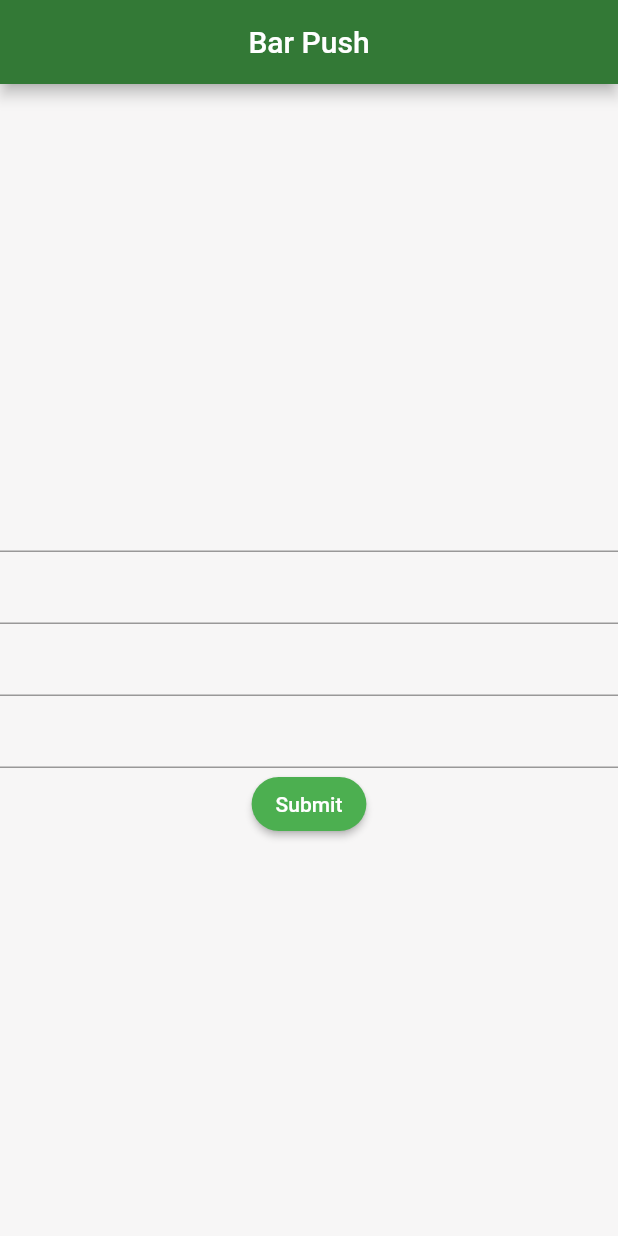
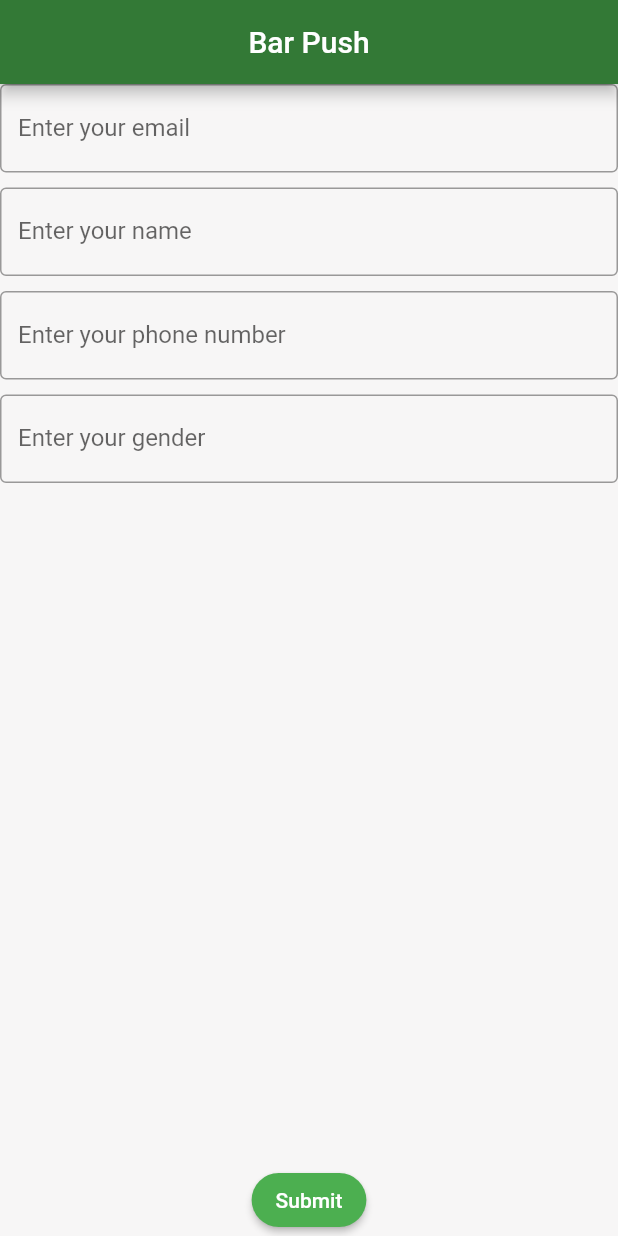
Before and after one commit to jcolon030/DevPost-Code-Green, a Flutter app: the screen it shows after launch, on a phone screen of 412 x 824 dp. Run offline on Flutter 3.47's test engine with Material 2 defaults, Android fonts, the phone set to English and light mode, and no system bars; our stand-ins replace firebase_auth, firebase_core, firebase_database, google_maps_flutter; accounts and stored records are empty.

Commit message:
Formatted column widget

```diff
--- a/lib/sign_up.dart
+++ b/lib/sign_up.dart
@@ -67,8 +67,8 @@ class MyCustomFormState extends State<MyCustomForm> {
           centerTitle: true,
           title: const Text('Bar Push'),
         ),
-        body: Column(
-          mainAxisAlignment: MainAxisAlignment.center,
+        body:  Column(
+          mainAxisAlignment: MainAxisAlignment.spaceBetween,
           crossAxisAlignment: CrossAxisAlignment.center,
           children: [
             Form(
@@ -76,6 +76,10 @@ class MyCustomFormState extends State<MyCustomForm> {
               child: Column(
                 children: [
                   TextFormField(
+                    decoration: const InputDecoration(
+                       border: OutlineInputBorder(),
+                       labelText: 'Enter your email',
+                    ),
                       controller: email,
                       // The validator receives the text that the user has entered.
                       validator: (value) {
@@ -85,7 +89,12 @@ class MyCustomFormState extends State<MyCustomForm> {
                         return null;
                       },
                   ),
+                  SizedBox(height: 10),
                   TextFormField(
+                    decoration: const InputDecoration(
+                       border: OutlineInputBorder(),
+                       labelText: 'Enter your name',
+                    ),
                     controller: name,
                     // The validator receives the text that the user has entered.
                     validator: (value) {
@@ -95,7 +104,12 @@ class MyCustomFormState extends State<MyCustomForm> {
                       return null;
                     },
                   ),
+                  SizedBox(height: 10),
                   TextFormField(
+                    decoration: const InputDecoration(
+                       border: OutlineInputBorder(),
+                       labelText: 'Enter your phone number',
+                    ),
                     controller: phone,
                     // The validator receives the text that the user has entered.
                     validator: (value) {
@@ -105,7 +119,12 @@ class MyCustomFormState extends State<MyCustomForm> {
                       return null;
                     },
                   ),
+                  SizedBox(height: 10),
                   TextFormField(
+                    decoration: const InputDecoration(
+                       border: OutlineInputBorder(),
+                       labelText: 'Enter your gender',
+                    ),
                     controller: gender,
                     // The validator receives the text that the user has entered.
                     validator: (value) {
```
Lines whose indentation alone changed are shown as unchanged.
